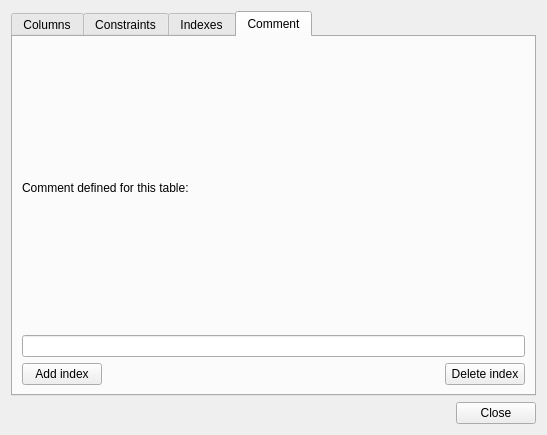
Qt form python/plugins/db_manager/ui/DlgTableProperties.ui (qgis/QGIS) before a commit.
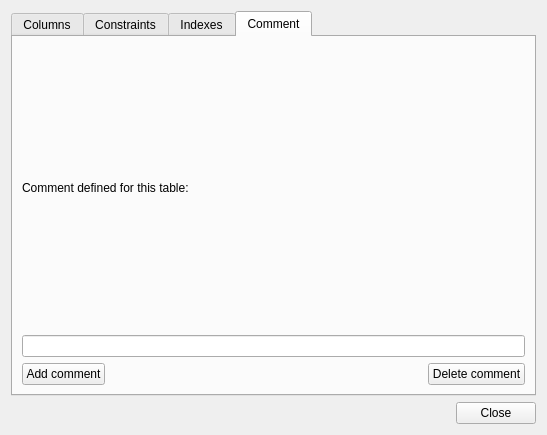
The same form after that commit. The open tabs and pages were chosen to show the change.

Commit message: Delete comment with NULL + Remove useless comment

Patch:
```diff
--- a/python/plugins/db_manager/ui/DlgTableProperties.ui
+++ b/python/plugins/db_manager/ui/DlgTableProperties.ui
@@ -219,7 +219,7 @@
          <item>
           <widget class="QPushButton" name="btnAddComment">
            <property name="text">
-            <string>Add index</string>
+            <string>Add comment</string>
            </property>
           </widget>
          </item>
@@ -239,7 +239,7 @@
          <item>
           <widget class="QPushButton" name="btnDeleteComment">
            <property name="text">
-            <string>Delete index</string>
+            <string>Delete comment</string>
            </property>
           </widget>
          </item>
```
Left out of the diff: 2 changed lines with no effect on the pictures. The commit also changes 3 other files.
